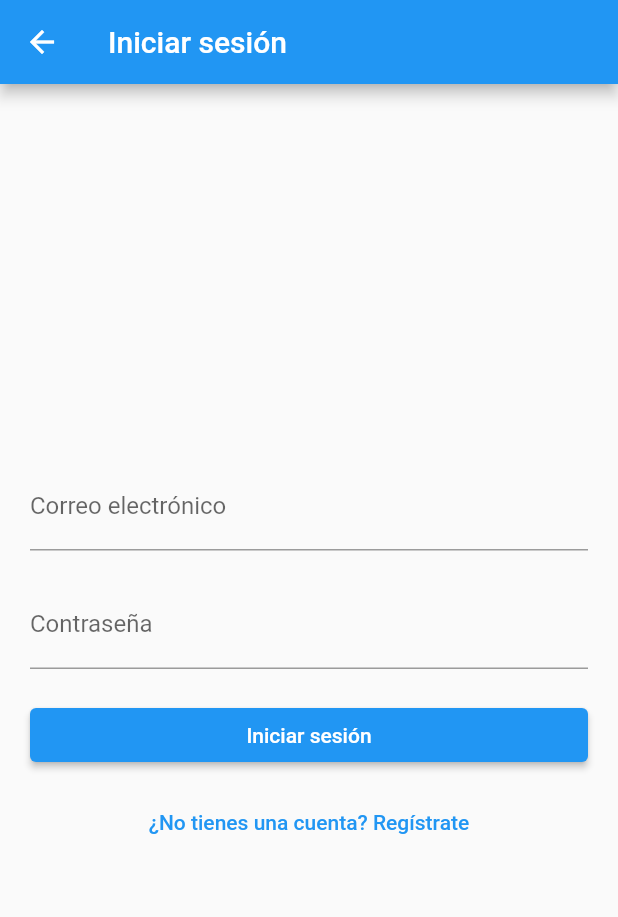
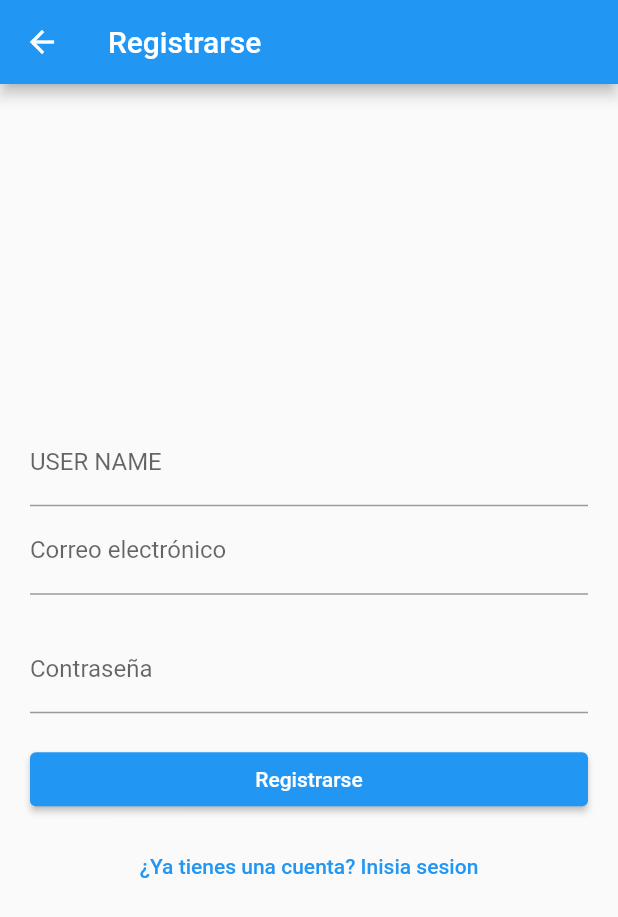
Before and after one commit to leider14/facturasya, a Flutter app: the LoginPage screen opened directly, after a tap on "¿No tienes una cuenta? Regístrate", on a phone screen of 412 x 824 dp. Shown: the top 917 px of the screen. Run offline on Flutter 3.47's test engine with Material 2 defaults, Android fonts, the phone set to English and light mode, and no system bars; our stand-ins replace cloud_firestore, firebase_auth, firebase_core, google_sign_in, smooth_page_indicator; accounts and stored records are empty; network calls fail.

Commit message:
ultimos cambios
Prodigy

```diff
--- a/lib/main.dart
+++ b/lib/main.dart
@@ -1,4 +1,6 @@
+import 'package:facturasya/pages/bienvenida.dart';
 import 'package:facturasya/pages/intro_page_widget.dart';
+import 'package:firebase_auth/firebase_auth.dart';
 import 'package:firebase_core/firebase_core.dart';
 import 'package:flutter/material.dart';
 
@@ -21,7 +23,7 @@ class MyApp extends StatelessWidget {
       theme: ThemeData(
         primarySwatch: Colors.blue,
       ),
-      home: IntroPageWidget(), // Aquí se llama a la pantalla de introducción
+      home: FirebaseAuth.instance.currentUser == null ? const IntroPageWidget() : const Bienvenida() // Aquí se llama a la pantalla de introducción
     );
   }
 }
--- a/lib/pages/Login_page.dart
+++ b/lib/pages/Login_page.dart
@@ -1,7 +1,11 @@
+
+import 'package:facturasya/pages/Signup.dart';
+import 'package:facturasya/pages/bienvenida.dart';
 import 'package:flutter/material.dart';
 import 'package:firebase_auth/firebase_auth.dart';
 
 class LoginPage extends StatelessWidget {
+  final TextEditingController _username = TextEditingController();
   final TextEditingController _emailController = TextEditingController();
   final TextEditingController _passwordController = TextEditingController();
 
@@ -17,6 +21,12 @@ class LoginPage extends StatelessWidget {
           mainAxisAlignment: MainAxisAlignment.center,
           crossAxisAlignment: CrossAxisAlignment.stretch,
           children: [
+            TextField(
+              controller: _username,
+              decoration: const InputDecoration(
+                labelText: 'USER NAME',
+              ),
+            ),
             TextField(
               controller: _emailController,
               decoration: const InputDecoration(
@@ -41,6 +51,12 @@ class LoginPage extends StatelessWidget {
                     password: _passwordController.text,
                   );
                   print('inicio de sesion corectamente');
+                  Navigator.pushReplacement(context,
+                      MaterialPageRoute(builder: (context) {
+                    return const Scaffold(
+                      body: Bienvenida(),
+                    );
+                  }));
                 } on FirebaseAuthException catch (e) {
                   if (e.code == 'user-not-found') {
                     ScaffoldMessenger.of(context).showSnackBar(const SnackBar(
@@ -69,7 +85,14 @@ class LoginPage extends StatelessWidget {
             ),
             SizedBox(height: 10.0),
             TextButton(
-              onPressed: () {},
+              onPressed: () {
+                 Navigator.pushReplacement(context,
+                      MaterialPageRoute(builder: (context) {
+                    return  Scaffold(
+                      body: Signup(),
+                    );
+                  }));
+              },
               child: Text('¿No tienes una cuenta? Regístrate'),
             ),
           ],
--- /dev/null
+++ b/lib/pages/Signup.dart
@@ -0,0 +1,109 @@
+import 'package:cloud_firestore/cloud_firestore.dart';
+import 'package:facturasya/pages/bienvenida.dart';
+
+import 'package:flutter/material.dart';
+import 'package:firebase_auth/firebase_auth.dart';
+
+class Signup extends StatefulWidget {
+  const Signup({Key? key}) : super(key: key);
+
+  @override
+  SignupState createState() => SignupState();
+}
+
+class SignupState extends State<Signup> {
+  final FirebaseAuth _auth = FirebaseAuth.instance;
+  final FirebaseFirestore _firestore = FirebaseFirestore.instance;
+  final TextEditingController _usernameController = TextEditingController();
+  final TextEditingController _emailController = TextEditingController();
+  final TextEditingController _passwordController = TextEditingController();
+
+  @override
+  Widget build(BuildContext context) {
+    return Scaffold(
+      appBar: AppBar(
+        title: const Text('Registrarse'),
+      ),
+      body: Padding(
+        padding: const EdgeInsets.all(20.0),
+        child: Column(
+          mainAxisAlignment: MainAxisAlignment.center,
+          crossAxisAlignment: CrossAxisAlignment.stretch,
+          children: [
+            TextField(
+              controller: _usernameController,
+              decoration: const InputDecoration(
+                labelText: 'USER NAME',
+              ),
+            ),
+            TextField(
+              controller: _emailController,
+              decoration: const InputDecoration(
+                labelText: 'Correo electrónico',
+              ),
+            ),
+            const SizedBox(height: 20.0),
+            TextField(
+              controller: _passwordController,
+              decoration: const InputDecoration(
+                labelText: 'Contraseña',
+              ),
+              obscureText: true,
+            ),
+            const SizedBox(height: 20.0),
+            ElevatedButton(
+              onPressed: ()  {
+                // Implementar la lógica de registro aquí
+                _register();
+              },
+              child: Text('Registrarse'),
+            ),
+            SizedBox(height: 10.0),
+            TextButton(
+              onPressed: () {
+                // Navegar a la pantalla de inicio de sesión
+              },
+              child: Text('¿Ya tienes una cuenta? Inisia sesion'),
+            ),
+          ],
+        ),
+      ),
+    );
+  }
+  void _register() async {
+
+    try {
+      final UserCredential userCredential =
+          await _auth.createUserWithEmailAndPassword(
+        email: _emailController.text,
+        password: _passwordController.text,
+      );
+      // Una vez que el usuario ha sido creado, puedes actualizar su perfil
+      await userCredential.user?.updateProfile(
+        displayName: _usernameController.text,
+        photoURL:
+            "https://w7.pngwing.com/pngs/21/228/png-transparent-computer-icons-user-profile-others-miscellaneous-face-monochrome.png",
+      );
+
+      if (userCredential.user != null) {
+        await _firestore
+            .collection('usuarios')
+            .doc(userCredential.user!.uid)
+            .set({
+          'username': _usernameController.text.trim(),
+          'email': _emailController.text.trim(),
+          'creaed_at':DateTime.now()
+
+        });
+      }
+
+      // ignore: use_build_context_synchronously
+      Navigator.push(
+        context,
+        MaterialPageRoute(builder: (context) => const Bienvenida()),
+      );
+    } catch (e) {
+      print('Error al crear usuario: $e');
+    }
+  }
+}
--- a/pubspec.yaml
+++ b/pubspec.yaml
@@ -7,11 +7,13 @@ environment:
   sdk: '>=3.0.0-322.0.dev <4.0.0'
 
 dependencies:
+  cloud_firestore: ^4.14.0
   firebase_auth: ^4.16.0
   firebase_core: ^2.24.2
   flutter:
     sdk: flutter
   flutter_animate: ^4.5.0
+  google_sign_in: ^6.1.6
   smooth_page_indicator: ^1.1.0
 
 dev_dependencies:
```
Also changed, not shown: lib/pages/bienvenida.dart (added, +102 -0 lines), lib/pages/buscar.dart (added, +140 -0 lines), lib/services/auth_google.dart (added, +20 -0 lines), pubspec.lock, 4 other files.
